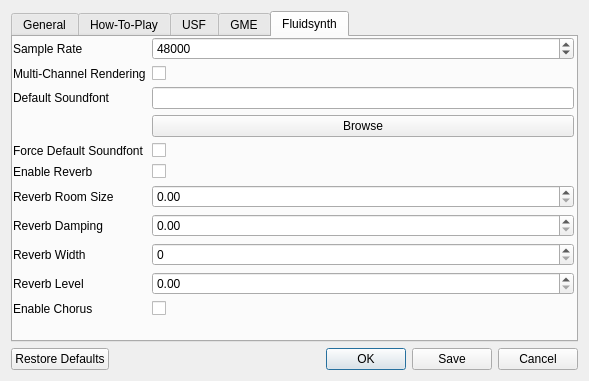
The window that gui/configdialog.ui (derselbst/ANMP) describes before a commit, drawn with Qt 5.
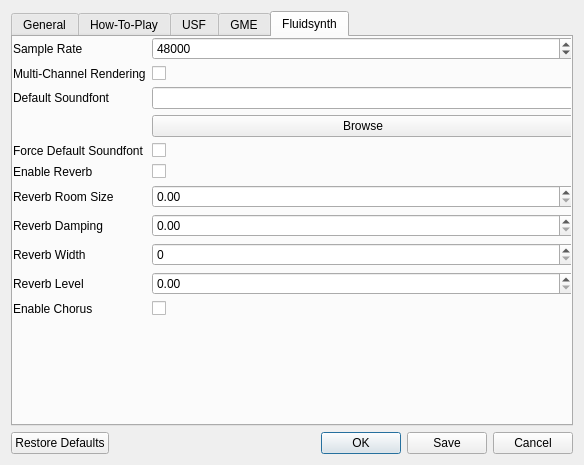
The same window after the commit. The open tabs and pages were chosen to show the change.

Commit message: adjust size of configdialog

```diff
--- a/gui/configdialog.ui
+++ b/gui/configdialog.ui
@@ -6,8 +6,8 @@
    <rect>
     <x>0</x>
     <y>0</y>
-    <width>589</width>
-    <height>381</height>
+    <width>584</width>
+    <height>465</height>
    </rect>
   </property>
   <property name="windowTitle">
@@ -340,7 +340,7 @@
            <x>0</x>
            <y>0</y>
            <width>561</width>
-           <height>291</height>
+           <height>374</height>
           </rect>
          </property>
          <layout class="QFormLayout" name="formLayout_5">
```
Left out of the diff: 4 changed lines with no effect on the pictures.
